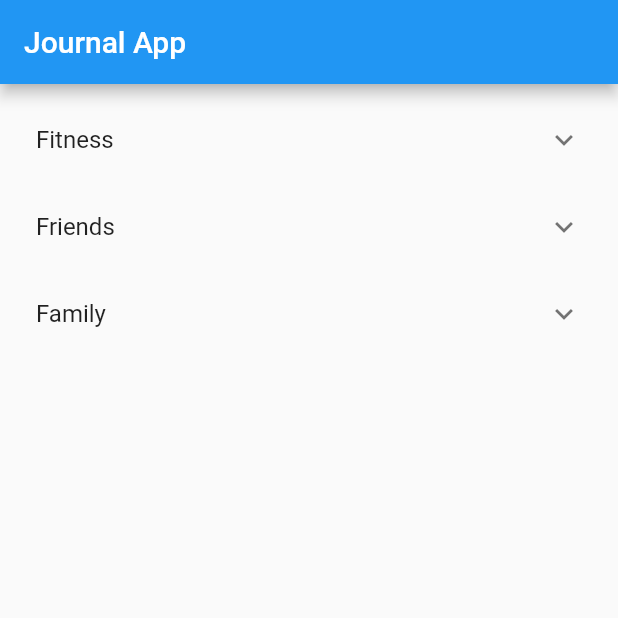
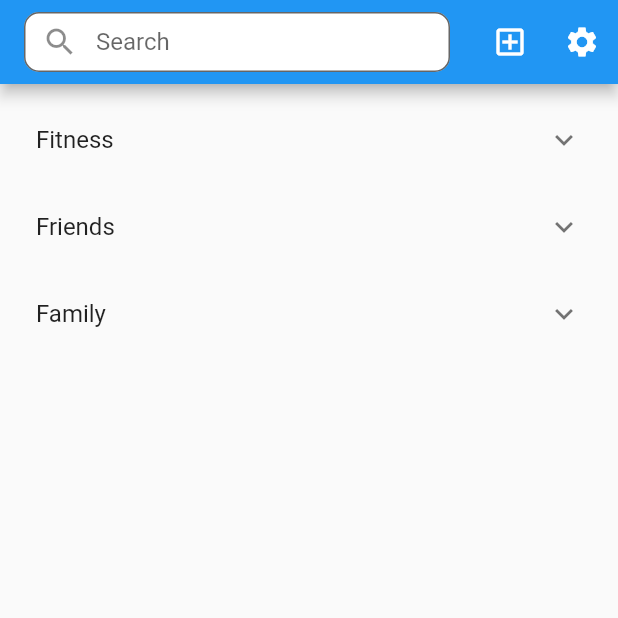
Before and after one commit to mishildesai/Journal-App, a Flutter app: the screen it shows after launch, on a phone screen of 412 x 824 dp, the top half of it. Run offline on Flutter 3.47's test engine with Material 2 defaults, Android fonts, the phone set to English and light mode, and no system bars; our stand-ins replace drift; accounts and stored records are empty; generated files the repository leaves out were written again.

Commit message:
App bar update (#4)
* Added Appbar icons, search field, and placeholder pages.

* Fixed flutter warnings and attempted to center input text

Co-authored-by: Ahmed <ahmedalmukhtar01@gmail.com>

```diff
--- a/lib/screens/home_screen.dart
+++ b/lib/screens/home_screen.dart
@@ -1,8 +1,9 @@
 import 'package:flutter/material.dart';
-import 'package:journal_app/main.dart';
 import 'package:journal_app/models/category.dart';
+import 'package:journal_app/screens/settings_screen.dart';
 
 import '../models/journal.dart';
+import 'add_journal_screen.dart';
 
 class HomeScreen extends StatefulWidget {
   const HomeScreen({Key? key}) : super(key: key);
@@ -19,8 +20,8 @@ class HomeScreenState extends State<HomeScreen> {
   @override
   void initState() {
     for (int count = 0; count < 5; count++) {
-      _journals
-          .add(Journal(count, 1, "Journal $count", "Hello, this is some text for Journal $count."));
+      _journals.add(Journal(count, 1, "Journal $count",
+          "Hello, this is some text for Journal $count."));
     }
 
     _categories.add(Category(1, "Fitness", Colors.red, _journals));
@@ -43,7 +44,43 @@ class HomeScreenState extends State<HomeScreen> {
   @override
   Widget build(BuildContext context) {
     return Scaffold(
-        appBar: AppBar(title: const Text(JournalApp.appName)),
+        appBar: AppBar(
+            title: SizedBox(
+                height: 40,
+                child: TextField(
+                    decoration: InputDecoration(
+                        contentPadding: const EdgeInsets.only(bottom: 0),
+                        hintText: 'Search',
+                        border: OutlineInputBorder(
+                            borderRadius: BorderRadius.circular(10.0)),
+                        filled: true,
+                        fillColor: Colors.white,
+                        prefixIcon: const Padding(
+                          padding: EdgeInsets.only(left: 5, right: 5),
+                          child: Icon(
+                            Icons.search),)))), //const Text(JournalApp.appName),
+            actions: ([
+              IconButton(
+                onPressed: () {
+                  Navigator.push(
+                      context,
+                      MaterialPageRoute(
+                          builder: (context) => const AddJournalScreen()));
+                },
+                icon: const Icon(Icons.add_box_outlined, color: Colors.white),
+              ),
+              IconButton(
+                  onPressed: () {
+                    Navigator.push(
+                        context,
+                        MaterialPageRoute(
+                            builder: (context) => const SettingsScreen()));
+                  },
+                  icon: const Icon(Icons.settings, color: Colors.white)),
+              //TextField(
+              //decoration: InputDecoration(
+              //hintText: 'Search', prefixIcon: Icon(Icons.search)))
+            ])),
         body: Column(
           children: [
             Expanded(
@@ -53,7 +90,8 @@ class HomeScreenState extends State<HomeScreen> {
                   itemCount: _categories.length,
                   itemBuilder: (BuildContext context, int index) {
                     return ExpansionTile(
-                        title: Text(_categories[index].name), children: journalTiles);
+                        title: Text(_categories[index].name),
+                        children: journalTiles);
                   }),
             )
           ],
```
Also changed, not shown: lib/screens/add_journal_screen.dart (added, +16 -0 lines), lib/screens/settings_screen.dart (added, +16 -0 lines).
